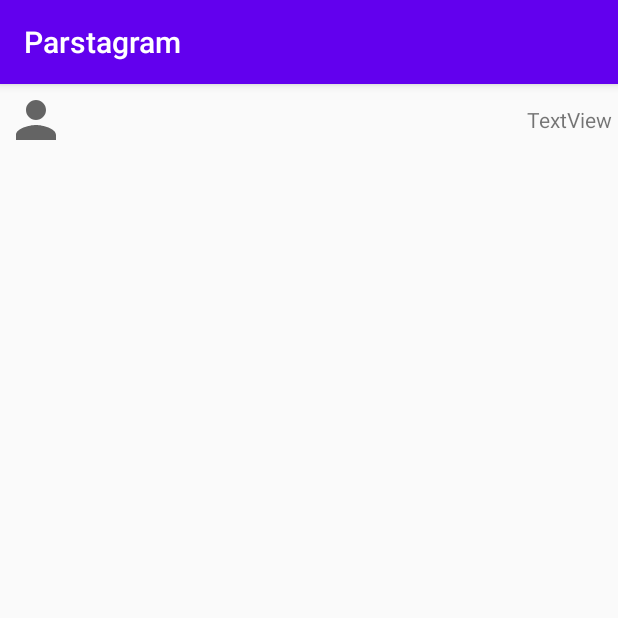
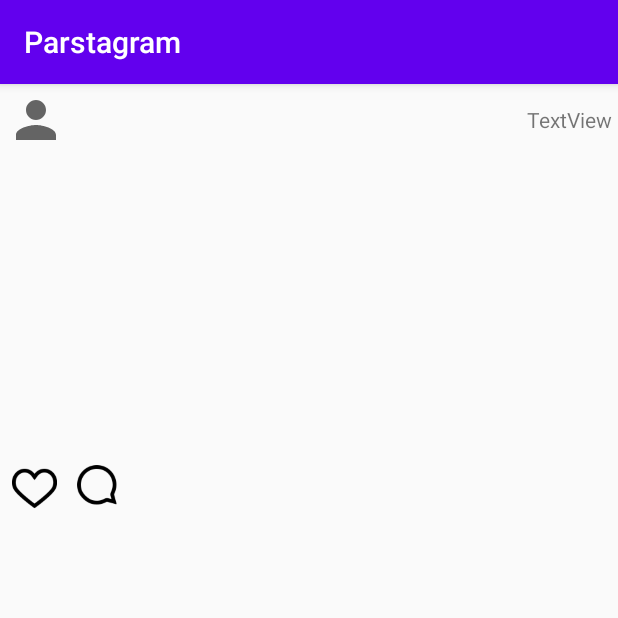
Before and after one commit to hyang00/Parstagram, an Android app: the PostDetailActivity screen opened directly, with no data from a screen before it, on a phone screen of 412 x 824 dp, the top half of it. Run offline under Robolectric (Android 15) with nearby library versions, the phone set to English and light mode, and no system bars; libraries missing offline, so code that uses them is left out: com.parse, org.parceler; pictures from the network do not load; 8 statements that could not run were skipped.

Commit message:
Added comment and like symbols

```diff
--- a/app/src/main/java/com/example/parstagram/PostDetailActivity.java
+++ b/app/src/main/java/com/example/parstagram/PostDetailActivity.java
@@ -29,10 +29,13 @@ public class PostDetailActivity extends AppCompatActivity {
         ivImage = findViewById(R.id.ivImage);
         tvDescription = findViewById(R.id.tvDescription);
         ivProfilePic = findViewById(R.id.ivProfilePic);
+        tvDate = findViewById(R.id.tvDate);
         post = (Post) Parcels.unwrap(getIntent().getParcelableExtra(Post.class.getSimpleName()));
 
         tvUsername.setText(post.getUser().getUsername());
-        tvDescription.setText(post.getDescription());
+        String descriptionString = "<b>" + post.getUser().getUsername() + "</b> " + post.getDescription();
+        tvDescription.setText(Html.fromHtml(descriptionString));
+        //tvDescription.setText(post.getDescription());
         tvDate.setText(post.getCreatedAt().toString());
         ParseFile image = post.getImage();
         if(image != null){
--- a/app/src/main/java/com/example/parstagram/fragments/ProfileFragment.java
+++ b/app/src/main/java/com/example/parstagram/fragments/ProfileFragment.java
@@ -18,8 +18,6 @@ public class ProfileFragment extends PostFragment {
         // also want the user info associated w/ the post
         query.include(Post.KEY_USER);
         query.whereEqualTo(Post.KEY_USER, ParseUser.getCurrentUser());
-        // also want the user info associated w/ the post
-        query.include(Post.KEY_USER);
         Log.i(TAG, "totalItemsCount: " + totalItemsCount);
         query.setSkip(totalItemsCount);
         query.setLimit(20);
--- /dev/null
+++ b/app/src/main/res/drawable/ufi_heart_icon.xml
@@ -0,0 +1,7 @@
+<?xml version="1.0" encoding="utf-8"?>
+<selector
+  xmlns:android="http://schemas.android.com/apk/res/android">
+<!--    <item android:state_pressed="true" android:drawable="@drawable/ufi_heart_active" />-->
+    <item android:state_selected="true" android:drawable="@drawable/ufi_heart_active" />
+    <item android:drawable="@drawable/ufi_heart" />
+</selector>
--- a/app/src/main/res/layout/fragment_post.xml
+++ b/app/src/main/res/layout/fragment_post.xml
@@ -6,15 +6,16 @@
     tools:context=".fragments.PostFragment">
 
     <androidx.swiperefreshlayout.widget.SwipeRefreshLayout
-        xmlns:android="http://schemas.android.com/apk/res/android"
         android:id="@+id/swipeContainer"
         android:layout_width="match_parent"
         android:layout_height="match_parent">
 
-    <androidx.recyclerview.widget.RecyclerView
-        android:id="@+id/rvPosts"
-        android:layout_width="match_parent"
-        android:layout_height="match_parent"
-        android:padding="8dp" />
+        <androidx.recyclerview.widget.RecyclerView
+            android:id="@+id/rvPosts"
+            android:layout_width="match_parent"
+            android:layout_height="match_parent"
+            android:clipChildren="false"
+            android:clipToPadding="false"
+            android:padding="8dp" />
     </androidx.swiperefreshlayout.widget.SwipeRefreshLayout>
 </FrameLayout>
--- a/app/src/main/res/layout/item_post.xml
+++ b/app/src/main/res/layout/item_post.xml
@@ -12,15 +12,18 @@
     <ImageView
         android:id="@+id/ivImage"
         android:layout_width="match_parent"
-        android:layout_height="250dp"
+        android:layout_height="200dp"
         android:scaleType="centerCrop"
         tools:srcCompat="@tools:sample/avatars" />
+
+    <include layout="@layout/like_and_comment" />
 
     <TextView
         android:id="@+id/tvDescription"
         android:layout_width="match_parent"
         android:layout_height="wrap_content"
         android:layout_marginBottom="8dp"
+        android:maxLines="3"
         android:textColor="@color/black"
         android:textSize="18sp"
         tools:text="bla bla bla" />
--- a/app/src/main/res/layout/like_and_comment.xml
+++ b/app/src/main/res/layout/like_and_comment.xml
@@ -1,5 +1,51 @@
 <?xml version="1.0" encoding="utf-8"?>
 <RelativeLayout xmlns:android="http://schemas.android.com/apk/res/android"
-    android:layout_width="match_parent" android:layout_height="match_parent">
+    xmlns:app="http://schemas.android.com/apk/res-auto"
+    xmlns:tools="http://schemas.android.com/tools"
+    android:layout_width="match_parent"
+    android:layout_height="wrap_content"
+    android:padding="4dp">
 
+    <ImageView
+        android:id="@+id/ivLike"
+        android:layout_width="30dp"
+        android:layout_height="30dp"
+        android:layout_alignParentStart="true"
+        android:layout_alignParentTop="true"
+        android:layout_marginStart="4dp"
+        android:layout_marginTop="2dp"
+        app:srcCompat="@drawable/ufi_heart_icon"
+        tools:srcCompat="@tools:sample/avatars" />
+
+    <ImageView
+        android:id="@+id/ivComment"
+        android:layout_width="30dp"
+        android:layout_height="30dp"
+        android:layout_alignParentTop="true"
+        android:layout_marginStart="8dp"
+        android:layout_marginTop="0dp"
+        android:layout_toEndOf="@+id/tvLikeCount"
+        app:srcCompat="@drawable/ufi_comment"
+        tools:srcCompat="@tools:sample/avatars" />
+
+    <TextView
+        android:id="@+id/tvLikeCount"
+        android:layout_width="wrap_content"
+        android:layout_height="wrap_content"
+        android:layout_alignParentTop="true"
+        android:layout_centerVertical="true"
+        android:layout_marginStart="3dp"
+        android:layout_marginTop="9dp"
+        android:layout_toEndOf="@+id/ivLike"
+        tools:text="100" />
+
+    <TextView
+        android:id="@+id/tvCommentCount"
+        android:layout_width="wrap_content"
+        android:layout_height="wrap_content"
+        android:layout_alignParentTop="true"
+        android:layout_marginStart="3dp"
+        android:layout_marginTop="8dp"
+        android:layout_toEndOf="@+id/ivComment"
+        tools:text="100" />
 </RelativeLayout>
```
Also changed, not shown: app/src/main/res/drawable/ufi_comment.png (added), app/src/main/res/drawable/ufi_heart.png (added), app/src/main/res/drawable/ufi_heart_active.png (added).
